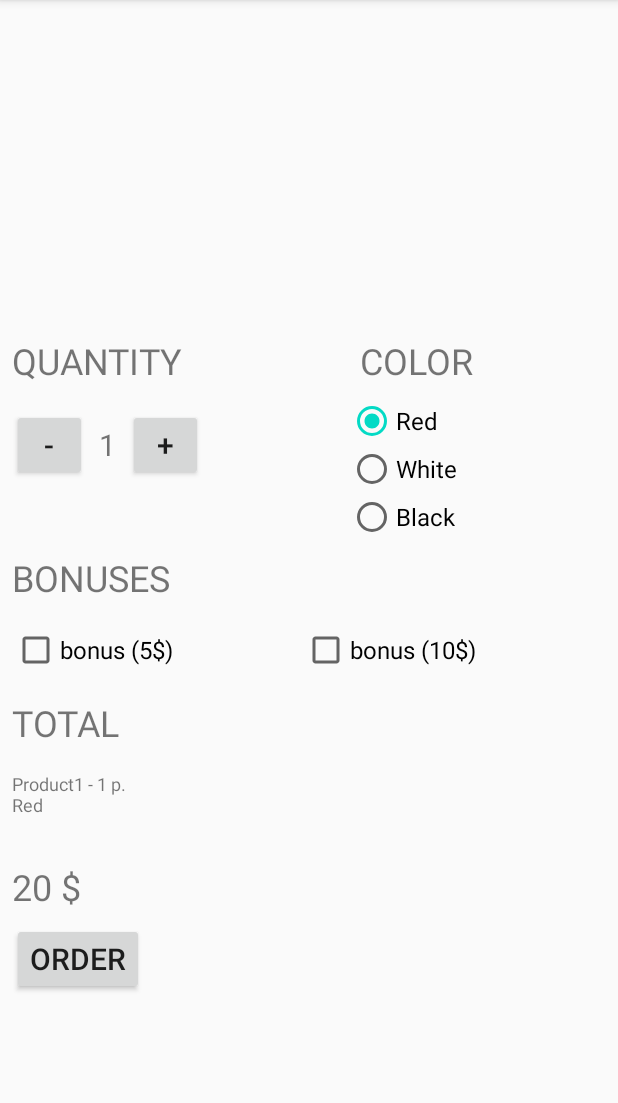
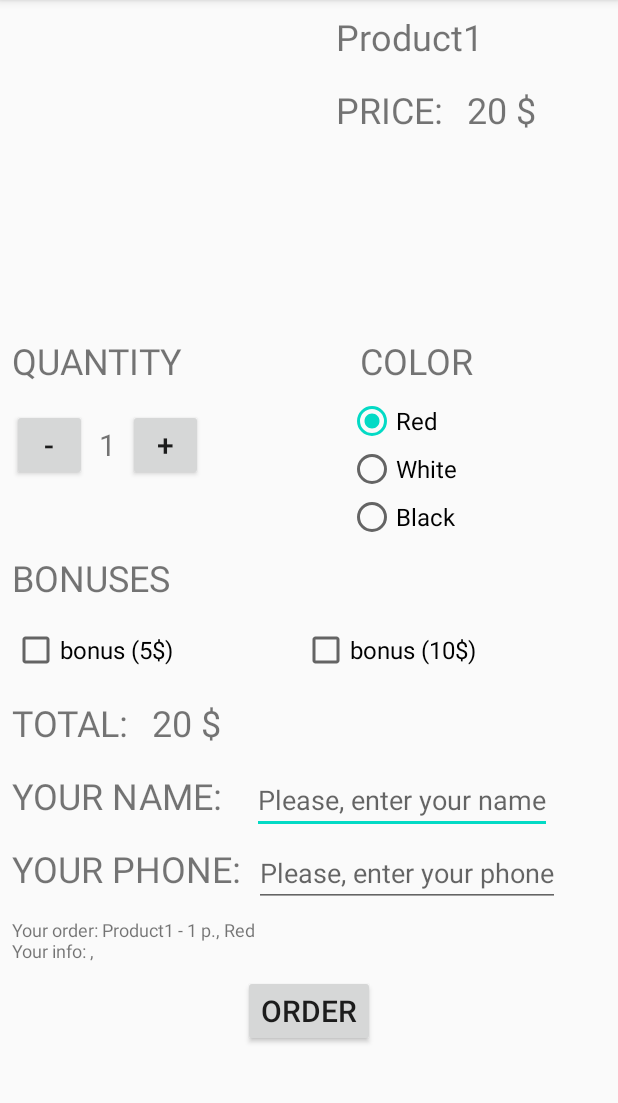
Before and after one commit to Senned-001/Android, an Android app: the screen it shows after launch (MainActivity), on a phone screen of 412 x 824 dp, the part 84-1187 px from its top. Run offline under Robolectric (Android 15) with nearby library versions, the phone set to English and light mode, and no system bars.

Commit message:
First commit

```diff
--- a/SellingApp/app/src/main/java/android/exemple/sellingapp/MainActivity.java
+++ b/SellingApp/app/src/main/java/android/exemple/sellingapp/MainActivity.java
@@ -3,21 +3,28 @@ package android.exemple.sellingapp;
 import androidx.appcompat.app.AppCompatActivity;
 
 import android.os.Bundle;
+import android.text.Editable;
+import android.text.TextWatcher;
 import android.view.View;
 import android.widget.CheckBox;
+import android.widget.EditText;
 import android.widget.RadioButton;
 import android.widget.TextView;
 
 public class MainActivity extends AppCompatActivity {
     private int quantity = 1;
+    private int totalSum = 0;
+    private String color = "";
+    private String userName = "";
+    private String userPhone = "";
+    private String orderInfo = "";
+    private boolean bonus1IsChecked = false;
+    private boolean bonus2IsChecked = false;
+    private String resultOfOrder = "Success Order, our manager will contact to you";
+
     private int price = 20;
     private int bonus1 = 5;
     private int bonus2 = 10;
-    private int totalSum = 0;
-    private String color = "";
-
-    private boolean bonus1IsChecked = false;
-    private boolean bonus2IsChecked = false;
     private String name = "Product1";
     private String[] colors = {"Red", "White", "Black"};
     private String checkBox1Name = "bonus (5$)";
@@ -27,8 +34,17 @@ public class MainActivity extends AppCompatActivity {
     protected void onCreate(Bundle savedInstanceState) {
         super.onCreate(savedInstanceState);
         setContentView(R.layout.activity_main);
+        initialize();
+    }
+
+    private void initialize(){
+        TextView nameText = (TextView) findViewById(R.id.name);
+        nameText.setText(name);
+        TextView priceText = (TextView) findViewById(R.id.price);
+        priceText.setText(price + " $");
         initRadioButtons();
         initCheckBoxes();
+        setListenersOnEdits();
         displayQuantity();
         displayTotalText();
         displayTotalSum();
@@ -36,7 +52,7 @@ public class MainActivity extends AppCompatActivity {
 
     public void changeQuantity(View view){
         if(view.getId() == R.id.minusButton){
-            if(quantity>0)
+            if(quantity>1)
                 quantity--;
             else return;
         }
@@ -86,13 +102,14 @@ public class MainActivity extends AppCompatActivity {
 
     private void displayTotalText(){
         TextView totalText = (TextView) findViewById(R.id.totalText);
-        String text = name + " - " + quantity + " p." + "\n" +
-                color + "\n";
+        String text = "Your order: " + name + " - " + quantity + " p." + ", " + color;
         if(bonus1IsChecked)
-            text+= checkBox1Name +"\n";
+            text+= ", " + checkBox1Name;
         if(bonus2IsChecked)
-            text+= checkBox2Name +"\n";
+            text+= ", " + checkBox2Name;
+        text+= "\nYour info: " + userName + ", " + userPhone;
         totalText.setText(text);
+        orderInfo = text.replaceAll("Your", "User");
     }
 
     private void displayTotalSum(){
@@ -103,6 +120,29 @@ public class MainActivity extends AppCompatActivity {
             totalSum+=bonus2;
         TextView totalSumText = (TextView) findViewById(R.id.totalSum);
         totalSumText.setText(totalSum +" $");
+    }
+
+    public void orderClick(View view){
+        final ClientConnection newClientConnection = new ClientConnection();
+        /* Open new connection in new thread */
+        Thread connectionTread = new Thread(new Runnable() {
+            @Override
+            public void run() {
+                try {
+                    newClientConnection.openConnection();
+                    newClientConnection.sendData(orderInfo.getBytes());
+                    newClientConnection.closeConnection();
+                } catch (Exception e) {
+                    resultOfOrder = "Error: please check your internet connection";
+                }
+            }
+        });
+        connectionTread.start();
+        displayResultOfOrder();
+    }
+
+    private void displayResultOfOrder(){
+
     }
 
     private void initRadioButtons(){
@@ -128,4 +168,40 @@ public class MainActivity extends AppCompatActivity {
         checkBox1.setText(checkBox1Name);
         checkBox2.setText(checkBox2Name);
     }
+
+    private void setListenersOnEdits(){
+        EditText userNameText = (EditText) findViewById(R.id.userName);
+        userNameText.addTextChangedListener(new TextWatcher() {
+            @Override
+            public void beforeTextChanged(CharSequence s, int start, int count, int after) {
+            }
+
+            @Override
+            public void onTextChanged(CharSequence s, int start, int before, int count) {
+            }
+
+            @Override
+            public void afterTextChanged(Editable s) {
+                userName = s.toString();
+                displayTotalText();
+            }
+        });
+
+        EditText userNamePhone = (EditText) findViewById(R.id.userPhone);
+        userNamePhone.addTextChangedListener(new TextWatcher() {
+            @Override
+            public void beforeTextChanged(CharSequence s, int start, int count, int after) {
+            }
+
+            @Override
+            public void onTextChanged(CharSequence s, int start, int before, int count) {
+            }
+
+            @Override
+            public void afterTextChanged(Editable s) {
+                userPhone = s.toString();
+                displayTotalText();
+            }
+        });
+    }
 }
--- a/SellingApp/app/src/main/res/layout/activity_main.xml
+++ b/SellingApp/app/src/main/res/layout/activity_main.xml
@@ -7,10 +7,55 @@
     android:orientation="vertical"
     tools:context=".MainActivity">
 
+    <LinearLayout
+        android:layout_width="wrap_content"
+        android:layout_height="wrap_content"
+        android:orientation="horizontal">
+
         <ImageView
             android:layout_width="200dp"
             android:layout_height="200dp"
-        android:layout_margin="8dp"/>
+            android:layout_margin="8dp"
+            android:layout_weight="1"/>
+
+        <LinearLayout
+            android:layout_width="wrap_content"
+            android:layout_height="wrap_content"
+            android:orientation="vertical">
+
+            <TextView
+                android:id="@+id/name"
+                android:layout_width="wrap_content"
+                android:layout_height="wrap_content"
+                android:text="Name"
+                android:textSize="24sp"
+                android:padding="8dp"
+                android:layout_weight="1"/>
+
+            <LinearLayout
+                android:layout_width="wrap_content"
+                android:layout_height="wrap_content"
+                android:orientation="horizontal">
+                <TextView
+                    android:layout_width="wrap_content"
+                    android:layout_height="wrap_content"
+                    android:text="PRICE:"
+                    android:textSize="24sp"
+                    android:padding="8dp" />
+
+                <TextView
+                    android:id="@+id/price"
+                    android:layout_width="wrap_content"
+                    android:layout_height="wrap_content"
+                    android:text="0 $"
+                    android:textSize="24sp"
+                    android:padding="8dp"/>
+            </LinearLayout>
+
+        </LinearLayout>
+
+
+    </LinearLayout>
 
     <LinearLayout
         android:layout_width="match_parent"
@@ -42,6 +87,7 @@
                     android:layout_height="wrap_content"
                     android:text="-"
                     android:textSize="20sp"
+                    android:shadowColor="#000"
                     android:onClick="changeQuantity"/>
                 <TextView
                     android:id="@+id/textQuantity"
@@ -57,6 +103,7 @@
                     android:layout_height="wrap_content"
                     android:text="+"
                     android:textSize="20sp"
+                    android:shadowColor="#000"
                     android:onClick="changeQuantity"/>
             </LinearLayout>
         </LinearLayout>
@@ -134,19 +181,17 @@
             android:layout_weight="1"
             android:onClick="onCheckboxClicked"/>
     </LinearLayout>
+
+    <LinearLayout
+        android:layout_width="match_parent"
+        android:layout_height="wrap_content"
+        android:orientation="horizontal">
+
         <TextView
             android:layout_width="wrap_content"
             android:layout_height="wrap_content"
-        android:text="TOTAL"
+            android:text="TOTAL:"
             android:textSize="24sp"
-        android:padding="8dp"/>
-
-    <TextView
-        android:id="@+id/totalText"
-        android:layout_width="wrap_content"
-        android:layout_height="wrap_content"
-        android:text=""
-        android:textSize="12sp"
             android:padding="8dp"/>
 
         <TextView
@@ -157,11 +202,60 @@
             android:textSize="24sp"
             android:padding="8dp"/>
 
+    </LinearLayout>
+
+    <LinearLayout
+    android:layout_width="match_parent"
+    android:layout_height="wrap_content"
+    android:orientation="horizontal">
+
+        <TextView
+            android:layout_width="wrap_content"
+            android:layout_height="wrap_content"
+            android:text="YOUR NAME:"
+            android:textSize="24sp"
+            android:padding="8dp"/>
+
+        <EditText
+            android:id="@+id/userName"
+            android:layout_width="wrap_content"
+            android:layout_height="wrap_content"
+            android:hint="Please, enter your name"
+            android:layout_marginLeft="12dp"/>
+
+    </LinearLayout>
+
+    <LinearLayout
+        android:layout_width="match_parent"
+        android:layout_height="wrap_content"
+        android:orientation="horizontal">
+        <TextView
+            android:layout_width="wrap_content"
+            android:layout_height="wrap_content"
+            android:text="YOUR PHONE:"
+            android:textSize="24sp"
+            android:padding="8dp"/>
+
+        <EditText
+            android:id="@+id/userPhone"
+            android:layout_width="wrap_content"
+            android:layout_height="wrap_content"
+            android:hint="Please, enter your phone"/>
+    </LinearLayout>
+
+    <TextView
+        android:id="@+id/totalText"
+        android:layout_width="wrap_content"
+        android:layout_height="wrap_content"
+        android:text=""
+        android:textSize="12sp"
+        android:padding="8dp"/>
+
     <Button
         android:layout_width="wrap_content"
         android:layout_height="wrap_content"
         android:text="ORDER"
         android:textSize="20sp"
-        android:layout_marginLeft="8dp"
+        android:layout_gravity="center_horizontal"
         android:shadowColor="#000"/>
 </LinearLayout>
```
Also changed, not shown: SellingApp/app/src/main/java/android/exemple/sellingapp/ClientConnection.java (added, +59 -0 lines). Lines whose indentation alone changed are shown as unchanged.
